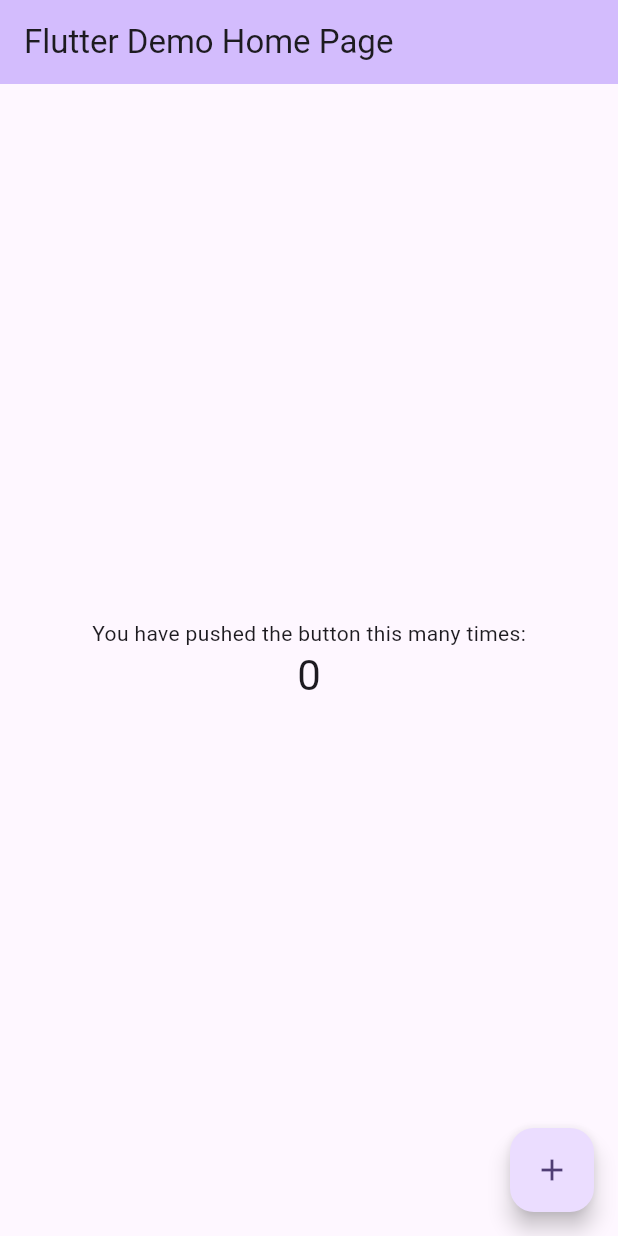
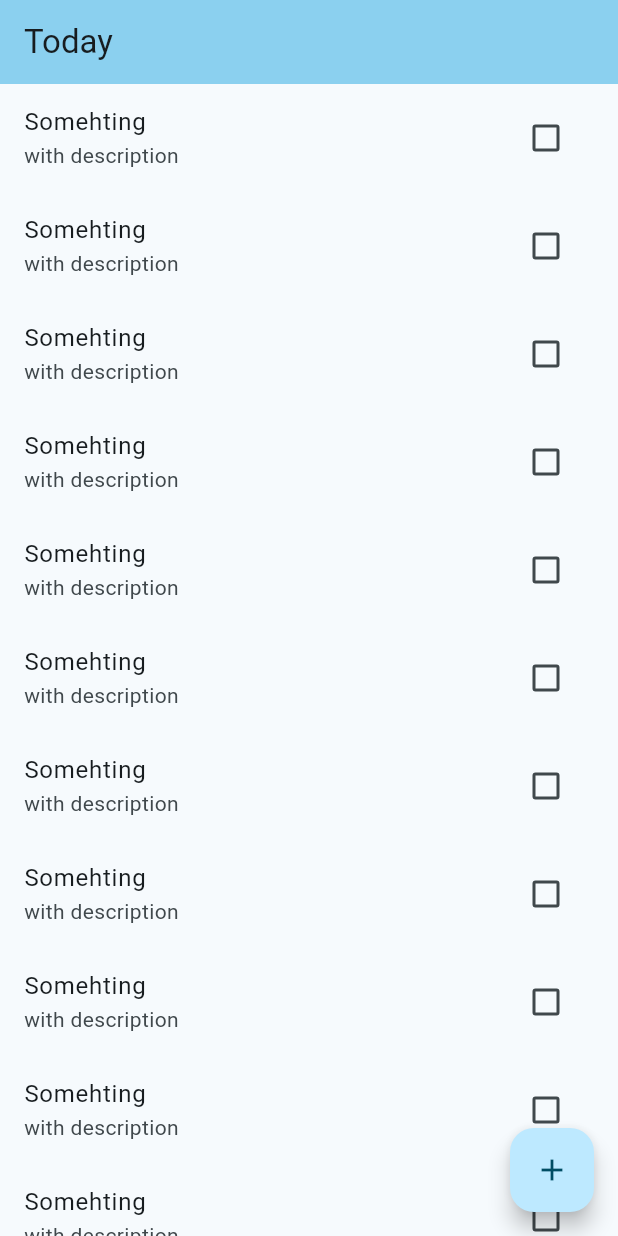
Before and after one commit to inimative/karya, a Flutter app: the screen it shows after launch, on a phone screen of 412 x 824 dp. Run offline on Flutter 3.47's test engine with Material 2 defaults, Android fonts, the phone set to English and light mode, and no system bars.

Commit message:
Task list view and form view

```diff
--- /dev/null
+++ b/lib/data/models/task.dart
@@ -0,0 +1,38 @@
+class SubTask {
+  String id;
+  String name;
+  String description;
+  bool completed;
+
+  SubTask(this.id, this.name, this.description, this.completed);
+
+  static SubTask fromDocumentData(Map<String, dynamic> data) {
+    return SubTask(
+        data['id'], data['name'], data['description'], data['completed']);
+  }
+}
+
+class Task {
+  String id;
+  String name;
+  String description;
+  DateTime schedule;
+  bool completed;
+  List<SubTask> subTasks;
+  String? projectId;
+
+  Task(this.id, this.name, this.description, this.schedule, this.completed,
+      this.subTasks, this.projectId);
+
+  static Task fromDocumentData(Map<String, dynamic> data) {
+    return Task(
+      data['id'],
+      data['name'],
+      data['description'],
+      DateTime.fromMillisecondsSinceEpoch(data['schedule']),
+      data['completed'],
+      (data['subTasks'] ?? []).map((e) => SubTask.fromDocumentData(e)).toList(),
+      data['projectId'],
+    );
+  }
+}
--- /dev/null
+++ b/lib/data/services/Tasks.dart
@@ -0,0 +1,79 @@
+import 'package:karya/data/models/task.dart';
+
+class Tasks {
+  static final Tasks _singleton = Tasks._internal();
+
+  factory Tasks() {
+    return _singleton;
+  }
+
+  Tasks._internal();
+
+  late List<Task> _tasks = [];
+
+  Future<List<Task>> get tasks => Future.value(_tasks);
+
+  Future<List<Task>> load() async {
+    List<Task> tasks = [
+      Task("abc", "Somehting", "with description", DateTime.now(), false, [],
+          "project1"),
+      Task("abc1", "Somehting", "with description", DateTime.now(), false, [],
+          "project1"),
+      Task("abc2", "Somehting", "with description", DateTime.now(), false, [],
+          "project1"),
+      Task("abc3", "Somehting", "with description", DateTime.now(), false, [],
+          "project1"),
+      Task("abc4", "Somehting", "with description", DateTime.now(), false, [],
+          "project1"),
+      Task("abc5", "Somehting", "with description", DateTime.now(), false, [],
+          "project1"),
+      Task("abc6", "Somehting", "with description", DateTime.now(), false, [],
+          "project1"),
+      Task("abc7", "Somehting", "with description", DateTime.now(), false, [],
+          "project1"),
+      Task("abc8", "Somehting", "with description", DateTime.now(), false, [],
+          "project1"),
+      Task("abc9", "Somehting", "with description", DateTime.now(), false, [],
+          "project1"),
+      Task("abc9", "Somehting", "with description", DateTime.now(), false, [],
+          "project1"),
+      Task("abc9", "Somehting", "with description", DateTime.now(), false, [],
+          "project1"),
+      Task("abc9", "Somehting", "with description", DateTime.now(), false, [],
+          "project1"),
+      Task("abc9", "Somehting", "with description", DateTime.now(), false, [],
+          "project1"),
+      Task("abc9", "Somehting", "with description", DateTime.now(), false, [],
+          "project1"),
+      Task("abc9", "Somehting", "with description", DateTime.now(), false, [],
+          "project1"),
+      Task("abc9", "Somehting", "with description", DateTime.now(), false, [],
+          "project1"),
+      Task("abc9", "Somehting", "with description", DateTime.now(), false, [],
+          "project1"),
+      Task("abc9", "Somehting", "with description", DateTime.now(), false, [],
+          "project1"),
+      Task("abc9", "Somehting", "with description", DateTime.now(), false, [],
+          "project1"),
+      Task("abc9", "Somehting", "with description", DateTime.now(), false, [],
+          "project1"),
+      Task("abc9", "Somehting", "with description", DateTime.now(), false, [],
+          "project1"),
+      Task("abc9", "Somehting", "with description", DateTime.now(), false, [],
+          "project1"),
+      Task("abc9", "Somehting", "with description", DateTime.now(), false, [],
+          "project1"),
+      Task("abc9", "Somehting", "with description", DateTime.now(), false, [],
+          "project1"),
+      Task("abc9", "Somehting", "with description", DateTime.now(), false, [],
+          "project1"),
+    ];
+
+    _tasks = tasks;
+    return Future.value(tasks);
+  }
+
+  void add(Task task) {
+    _tasks.add(task);
+  }
+}
--- a/lib/main.dart
+++ b/lib/main.dart
@@ -1,4 +1,6 @@
 import 'package:flutter/material.dart';
+import 'package:karya/pages/home.dart';
+import 'package:karya/views/add_task_view.dart';
 
 void main() {
   runApp(const MyApp());
@@ -28,45 +30,16 @@
         //
         // This works for code too, not just values: Most code changes can be
         // tested with just a hot reload.
-        colorScheme: ColorScheme.fromSeed(seedColor: Colors.deepPurple),
+        colorScheme: ColorScheme.fromSeed(seedColor: Colors.blueGrey),
         useMaterial3: true,
       ),
-      home: const MyHomePage(title: 'Flutter Demo Home Page'),
+      home: const MyHomePage(),
     );
   }
 }
 
-class MyHomePage extends StatefulWidget {
-  const MyHomePage({super.key, required this.title});
-
-  // This widget is the home page of your application. It is stateful, meaning
-  // that it has a State object (defined below) that contains fields that affect
-  // how it looks.
-
-  // This class is the configuration for the state. It holds the values (in this
-  // case the title) provided by the parent (in this case the App widget) and
-  // used by the build method of the State. Fields in a Widget subclass are
-  // always marked "final".
-
-  final String title;
-
-  @override
-  State<MyHomePage> createState() => _MyHomePageState();
-}
-
-class _MyHomePageState extends State<MyHomePage> {
-  int _counter = 0;
-
-  void _incrementCounter() {
-    setState(() {
-      // This call to setState tells the Flutter framework that something has
-      // changed in this State, which causes it to rerun the build method below
-      // so that the display can reflect the updated values. If we changed
-      // _counter without calling setState(), then the build method would not be
-      // called again, and so nothing would appear to happen.
-      _counter++;
-    });
-  }
+class MyHomePage extends StatelessWidget {
+  const MyHomePage({super.key});
 
   @override
   Widget build(BuildContext context) {
@@ -84,40 +57,21 @@
         backgroundColor: Theme.of(context).colorScheme.inversePrimary,
         // Here we take the value from the MyHomePage object that was created by
         // the App.build method, and use it to set our appbar title.
-        title: Text(widget.title),
+        title: const Text("Today"),
       ),
-      body: Center(
+      body: const Center(
         // Center is a layout widget. It takes a single child and positions it
         // in the middle of the parent.
-        child: Column(
-          // Column is also a layout widget. It takes a list of children and
-          // arranges them vertically. By default, it sizes itself to fit its
-          // children horizontally, and tries to be as tall as its parent.
-          //
-          // Column has various properties to control how it sizes itself and
-          // how it positions its children. Here we use mainAxisAlignment to
-          // center the children vertically; the main axis here is the vertical
-          // axis because Columns are vertical (the cross axis would be
-          // horizontal).
-          //
-          // TRY THIS: Invoke "debug painting" (choose the "Toggle Debug Paint"
-          // action in the IDE, or press "p" in the console), to see the
-          // wireframe for each widget.
-          mainAxisAlignment: MainAxisAlignment.center,
-          children: <Widget>[
-            const Text(
-              'You have pushed the button this many times:',
-            ),
-            Text(
-              '$_counter',
-              style: Theme.of(context).textTheme.headlineMedium,
-            ),
-          ],
-        ),
+        child: HomePage(),
       ),
       floatingActionButton: FloatingActionButton(
-        onPressed: _incrementCounter,
         tooltip: 'Increment',
+        onPressed: () {
+          Navigator.push(
+            context,
+            MaterialPageRoute(builder: (context) => const AddTaskView()),
+          );
+        },
         child: const Icon(Icons.add),
       ), // This trailing comma makes auto-formatting nicer for build methods.
     );
--- /dev/null
+++ b/lib/pages/home.dart
@@ -0,0 +1,40 @@
+import 'package:flutter/material.dart';
+import 'package:karya/data/models/task.dart';
+import 'package:karya/views/task_list_view.dart';
+
+import '../data/services/Tasks.dart';
+
+class HomePage extends StatefulWidget {
+  const HomePage({super.key});
+
+  @override
+  State<HomePage> createState() => _HomePageState();
+}
+
+class _HomePageState extends State<HomePage> {
+
+
+
+  @override
+  Widget build(BuildContext context) {
+    return FutureBuilder<List<Task>>(
+      future: Tasks().tasks,
+      builder: (context, snapshot) {
+        if (snapshot.hasData) {
+          return TaskListView(items: snapshot.data??[]);
+        } else if (snapshot.hasError) {
+          return Text('${snapshot.error}');
+        }
+
+        // By default, show a loading spinner.
+        return const CircularProgressIndicator();
+      },
+    );
+  }
+
+  @override
+  void initState() {
+    super.initState();
+    Tasks().load();
+  }
+}
--- /dev/null
+++ b/lib/views/task_list_view.dart
@@ -0,0 +1,34 @@
+import 'package:flutter/material.dart';
+import 'package:karya/data/models/task.dart';
+
+class TaskListView extends StatefulWidget {
+  final List<Task> items;
+
+  const TaskListView({super.key, required this.items});
+
+  @override
+  State<TaskListView> createState() => _TaskListViewState();
+}
+
+class _TaskListViewState extends State<TaskListView> {
+  @override
+  Widget build(BuildContext context) {
+    return ListView.builder(
+      itemCount: widget.items.length,
+      itemBuilder: (context, index) {
+        final item = widget.items[index];
+
+        return ListTile(
+          trailing:
+              Checkbox(onChanged: (bool? value) {
+                setState(() {
+                  item.completed = !item.completed;
+                });
+              }, value: item.completed),
+          title: Text(item.name),
+          subtitle: Text(item.description),
+        );
+      },
+    );
+  }
+}
--- a/pubspec.yaml
+++ b/pubspec.yaml
@@ -35,6 +35,8 @@ dependencies:
   # The following adds the Cupertino Icons font to your application.
   # Use with the CupertinoIcons class for iOS style icons.
   cupertino_icons: ^1.0.2
+  uuid: ^3.0.7
+  dart_date: ^1.2.2
 
 dev_dependencies:
   flutter_test:
```
Also changed, not shown: lib/views/add_task_view.dart (added, +153 -0 lines), pubspec.lock, 1 other file.
